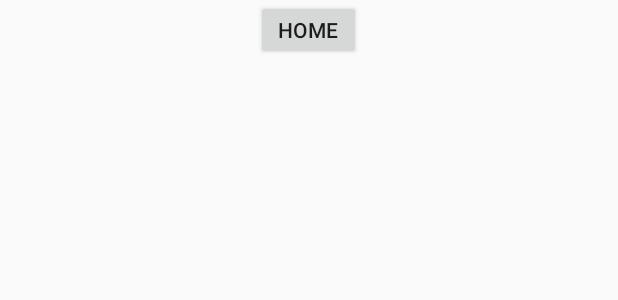
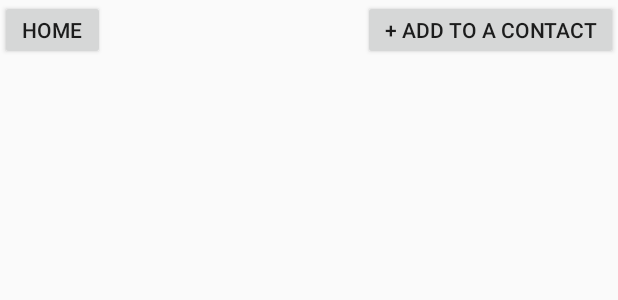
Before and after one commit to loopy98/madcampweek1, an Android app: the layout phone_num.xml on its own in the app's theme, with its tools: preview values and no code run, on a phone screen of 412 x 824 dp. Shown: the top 300 px of the screen. Run offline under Robolectric (Android 15) with nearby library versions, the phone set to English and light mode, and no system bars.

Commit message:
add "contact add" button

```diff
--- a/app/src/main/AndroidManifest.xml
+++ b/app/src/main/AndroidManifest.xml
@@ -22,6 +22,11 @@
         <activity android:name=".phone_num">
 
         </activity>
+
+        <activity android:name=".add_contact">
+        </activity>
+
+
         <activity android:name=".GalleryActivity">
 
         </activity>
--- /dev/null
+++ b/app/src/main/java/com/example/myapplication/add_contact.java
@@ -0,0 +1,15 @@
+package com.example.myapplication;
+
+import android.app.Activity;
+import android.os.Bundle;
+
+public class add_contact extends Activity {
+    @Override
+    protected void onCreate(Bundle savedInstanceState)
+    {
+        super.onCreate(savedInstanceState);
+        setContentView(R.layout.add_contact);
+
+
+    }
+}
--- a/app/src/main/java/com/example/myapplication/phone_num.java
+++ b/app/src/main/java/com/example/myapplication/phone_num.java
@@ -58,6 +58,12 @@ public class phone_num extends AppCompatActivity {
     public void home(View v) {
         Intent it = new Intent(this, MainActivity.class);
         startActivity(it);
+        finish();
+    }
+
+    public void add_contact(View view) {
+        Intent intent = new Intent(this, add_contact.class);
+        startActivity(intent);
         finish();
     }
 
--- a/app/src/main/res/layout/phone_num.xml
+++ b/app/src/main/res/layout/phone_num.xml
@@ -1,23 +1,51 @@
 <?xml version="1.0" encoding="utf-8"?>
-<LinearLayout
+<RelativeLayout
     xmlns:android="http://schemas.android.com/apk/res/android"
     android:layout_width="match_parent"
     android:layout_height="match_parent"
     android:orientation="vertical">
 
+
     <Button
         android:id="@+id/button"
         android:layout_width="70dp"
         android:layout_height="40dp"
+        android:layout_alignParentStart="true"
+        android:layout_alignParentLeft="true"
+        android:layout_alignParentTop="true"
         android:layout_gravity="center"
+        android:layout_marginStart="0dp"
+        android:layout_marginLeft="0dp"
+        android:layout_marginTop="0dp"
         android:onClick="home"
         android:text="HOME" />
+
+    <Button
+        android:id="@+id/addcontact"
+        android:layout_width="170dp"
+        android:layout_height="40dp"
+        android:layout_above="@+id/phonenum"
+        android:layout_alignParentEnd="true"
+        android:layout_alignParentRight="true"
+        android:layout_gravity="center"
+        android:layout_marginTop="0dp"
+        android:layout_marginEnd="0dp"
+        android:layout_marginRight="0dp"
+        android:layout_marginBottom="-40dp"
+        android:onClick="add_contact"
+        android:text="+ add to a contact" />
 
     <android.support.v7.widget.RecyclerView
         android:id="@+id/phonenum"
         android:layout_width="match_parent"
-        android:layout_height="wrap_content">
+        android:layout_height="wrap_content"
+        android:layout_alignParentStart="true"
+        android:layout_alignParentLeft="true"
+        android:layout_alignParentTop="true"
+        android:layout_marginStart="0dp"
+        android:layout_marginLeft="0dp"
+        android:layout_marginTop="41dp">
 
     </android.support.v7.widget.RecyclerView>
 
-</LinearLayout>
+</RelativeLayout>
```
